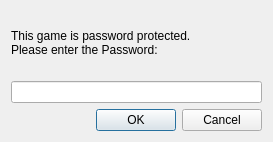
tizbac/qtlobby, file ui/BattlePasswordWidget.ui: the form before one commit.
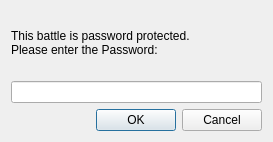
The form after the commit.

```diff
--- a/ui/BattlePasswordWidget.ui
+++ b/ui/BattlePasswordWidget.ui
@@ -23,7 +23,7 @@
    <item row="0" column="0" colspan="2">
     <widget class="QLabel" name="battlePasswordLabel">
      <property name="text">
-      <string>This game is password protected.
+      <string>This battle is password protected.
 Please enter the Password:</string>
      </property>
     </widget>
```
